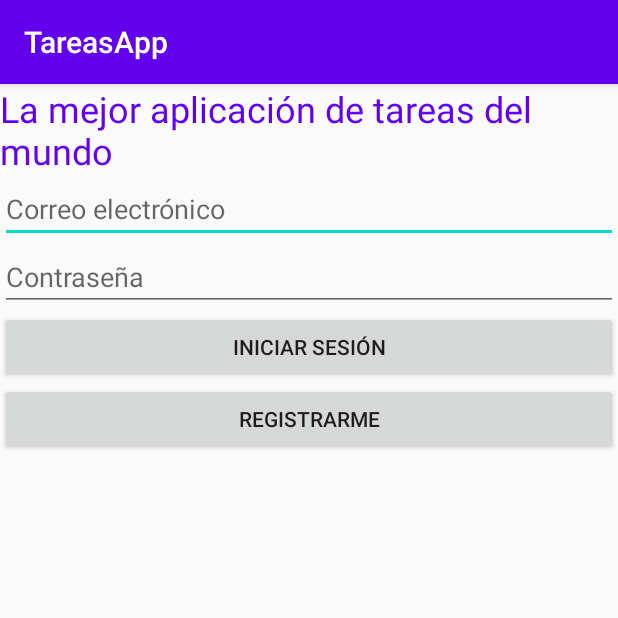
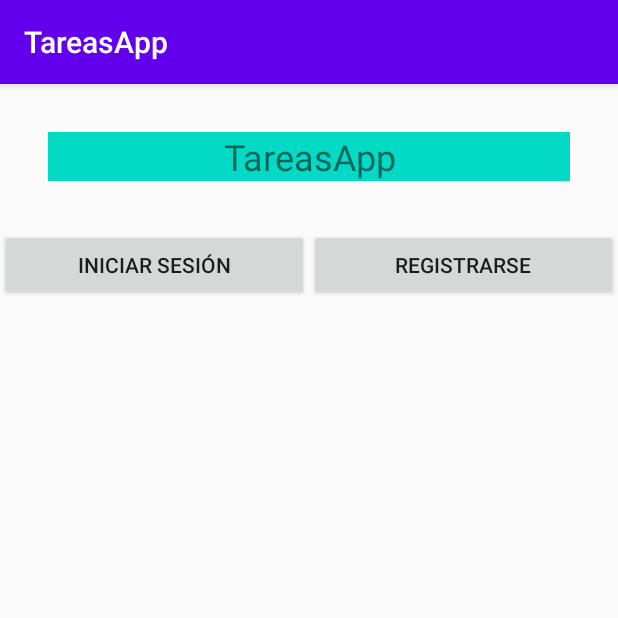
Before and after one commit to geermank/et-programacion-android-3009, an Android app: the screen it shows after launch (LoginActivity before the commit, WelcomeActivity after it), on a phone screen of 412 x 824 dp, the top half of it. Run offline under Robolectric (Android 15) with nearby library versions, the phone set to English and light mode, and no system bars.

Commit message:
Clase 2, parte 1

```diff
--- a/app/src/main/AndroidManifest.xml
+++ b/app/src/main/AndroidManifest.xml
@@ -10,7 +10,7 @@
         android:supportsRtl="true"
         android:theme="@style/AppTheme">
 
-        <activity android:name=".LoginActivity">
+        <activity android:name=".WelcomeActivity">
             <intent-filter>
                 <action android:name="android.intent.action.MAIN" />
 
@@ -18,8 +18,8 @@
             </intent-filter>
         </activity>
 
+        <activity android:name=".LoginActivity"/>
         <activity android:name=".MainActivity"/>
-
     </application>
 
 </manifest>
--- /dev/null
+++ b/app/src/main/java/com/german/tareasapp/Constants.java
@@ -0,0 +1,6 @@
+package com.german.tareasapp;
+
+public class Constants {
+    public static final String KEY_USER_EMAIL = "KEY_USER_EMAIL";
+    public static final String KEY_USER_PASSWORD = "KEY_USER_PASSWORD";
+}
--- /dev/null
+++ b/app/src/main/java/com/german/tareasapp/WelcomeActivity.java
@@ -0,0 +1,29 @@
+package com.german.tareasapp;
+
+import androidx.appcompat.app.AppCompatActivity;
+
+import android.content.Intent;
+import android.os.Bundle;
+import android.view.View;
+import android.widget.Button;
+
+public class WelcomeActivity extends AppCompatActivity {
+
+    private Button btnLogin;
+
+    @Override
+    protected void onCreate(Bundle savedInstanceState) {
+        super.onCreate(savedInstanceState);
+        setContentView(R.layout.activity_welcome);
+
+        btnLogin = findViewById(R.id.btn_login);
+        btnLogin.setOnClickListener(new View.OnClickListener() {
+            @Override
+            public void onClick(View v) {
+                Intent intent = new Intent(WelcomeActivity.this, LoginActivity.class);
+                startActivity(intent);
+                finish();
+            }
+        });
+    }
+}
--- a/app/src/main/res/layout/activity_login.xml
+++ b/app/src/main/res/layout/activity_login.xml
@@ -8,37 +8,43 @@
     tools:context=".LoginActivity">
 
     <TextView
+        android:layout_width="wrap_content"
+        android:layout_height="wrap_content"
+        android:text="@string/app_name"
+        android:textColor="@color/colorPrimary"
+        android:textSize="24sp"
+        android:layout_margin="16dp"/>
+
+    <TextView
         android:layout_width="match_parent"
         android:layout_height="wrap_content"
         android:text="@string/mensaje_bienvenida"
-        android:textColor="@color/colorPrimary"
-        android:textSize="24sp"/>
+        android:textSize="16sp"
+        android:layout_marginHorizontal="16dp"
+        android:layout_marginBottom="16dp"/>
 
     <EditText
         android:id="@+id/et_email"
         android:layout_width="match_parent"
         android:layout_height="wrap_content"
         android:hint="Correo electrónico"
-        android:inputType="textEmailAddress"/>
+        android:inputType="textEmailAddress"
+        android:layout_margin="16dp"/>
 
-    <!-- esto es un edittext -->
     <EditText
         android:id="@+id/et_password"
         android:layout_width="match_parent"
         android:layout_height="wrap_content"
         android:hint="Contraseña"
-        android:inputType="textPassword"/>
+        android:inputType="textPassword"
+        android:layout_margin="16dp"/>
 
     <Button
         android:id="@+id/btn_login"
         android:layout_width="match_parent"
         android:layout_height="wrap_content"
-        android:text="Iniciar sesión"/>
-
-    <Button
-        android:id="@+id/btn_register"
-        android:layout_width="match_parent"
-        android:layout_height="wrap_content"
-        android:text="Registrarme"/>
+        android:text="Iniciar sesión"
+        android:layout_margin="16dp"
+        android:background="@color/colorAccent"/>
 
 </LinearLayout>
--- /dev/null
+++ b/app/src/main/res/layout/activity_welcome.xml
@@ -0,0 +1,41 @@
+<?xml version="1.0" encoding="utf-8"?>
+<LinearLayout
+    xmlns:android="http://schemas.android.com/apk/res/android"
+    xmlns:tools="http://schemas.android.com/tools"
+    android:layout_width="match_parent"
+    android:layout_height="match_parent"
+    android:orientation="vertical"
+    tools:context=".WelcomeActivity">
+
+    <TextView
+        android:layout_width="match_parent"
+        android:layout_height="wrap_content"
+        android:text="@string/app_name"
+        android:textSize="24sp"
+        android:textAlignment="center"
+        android:background="@color/colorAccent"
+        android:layout_margin="32dp"/>
+
+    <LinearLayout
+        android:layout_width="match_parent"
+        android:layout_height="wrap_content"
+        android:orientation="horizontal"
+        android:weightSum="0.2">
+
+        <Button
+            android:id="@+id/btn_login"
+            android:layout_width="0dp"
+            android:layout_height="wrap_content"
+            android:text="Iniciar sesión"
+            android:layout_weight="0.1"/>
+
+        <Button
+            android:id="@+id/btn_register"
+            android:layout_width="0dp"
+            android:layout_height="wrap_content"
+            android:text="Registrarse"
+            android:layout_weight="0.1"/>
+
+    </LinearLayout>
+
+</LinearLayout>
```
Also changed, not shown: app/src/main/java/com/german/tareasapp/LoginActivity.java (+33 -6 lines), app/src/main/java/com/german/tareasapp/MainActivity.java (+9 -0 lines).
